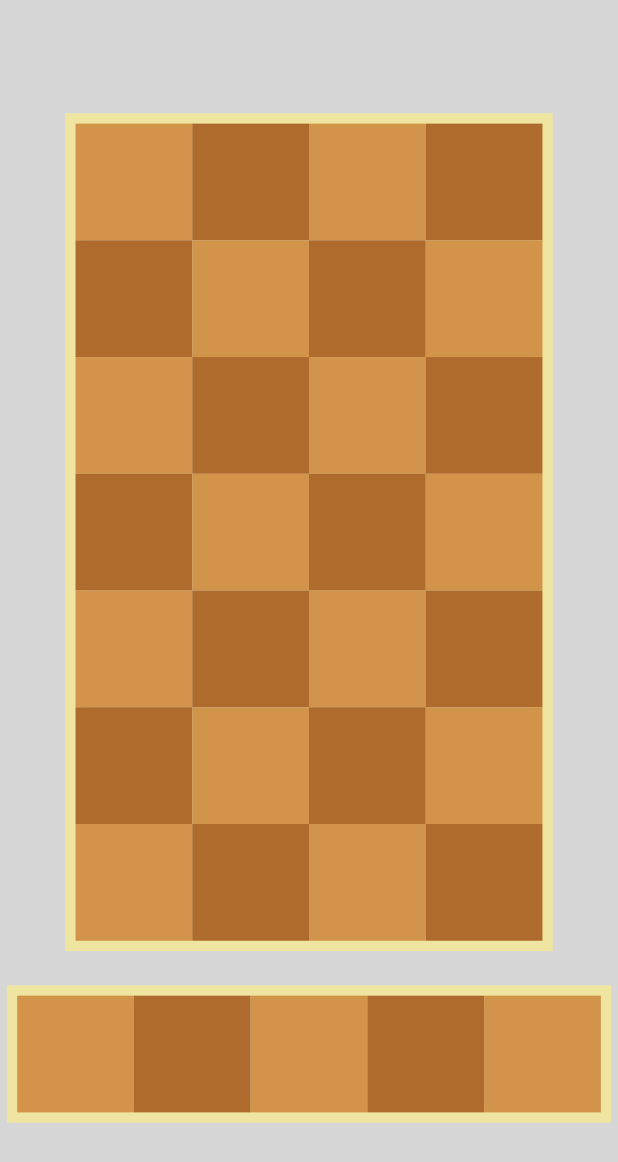
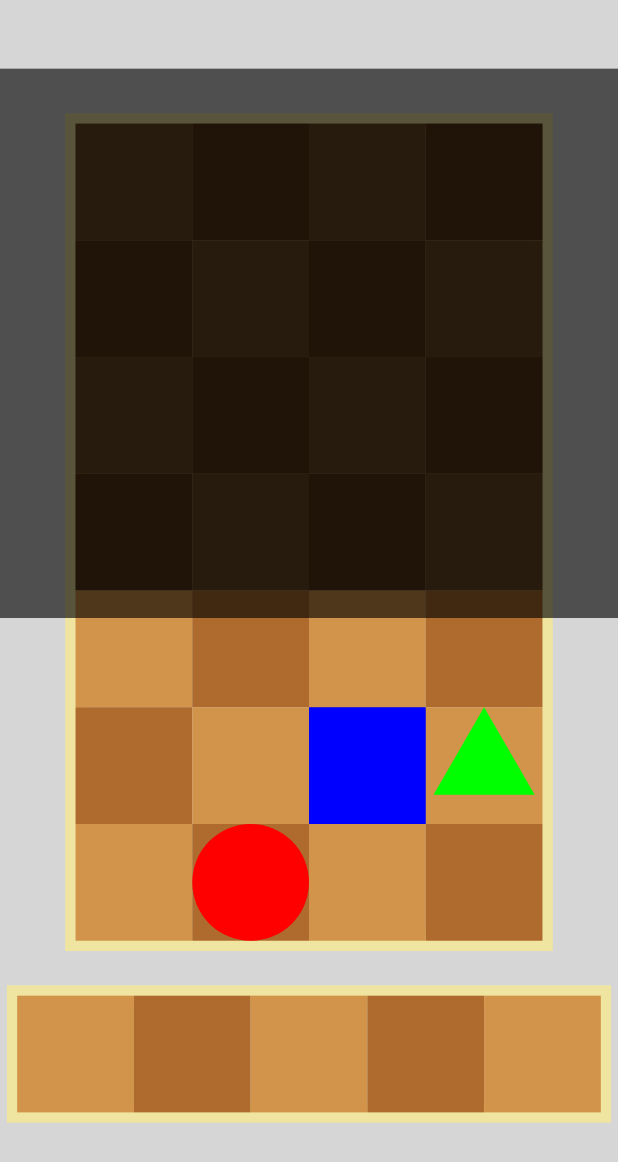
Before and after one commit to L2KnMn/2025SPGP_POLYBATTLER, an Android app: the GameActivity screen opened directly, with no data from a screen before it, on a phone screen of 412 x 824 dp. Shown: the top 1162 px of the screen. Run offline under Robolectric (Android 15) with nearby library versions, the phone set to English and light mode, and no system bars.

Commit message:
상점 일부 기능 및 맵에 비활성화 구역 기능 추가

```diff
--- a/PolyBattler/app/src/main/java/kr/ac/tukorea/ge/lkm/polybattler/Boardmap.java
+++ b/PolyBattler/app/src/main/java/kr/ac/tukorea/ge/lkm/polybattler/Boardmap.java
@@ -11,6 +11,7 @@ public class Boardmap implements IGameObject {
     final private int width;
     final private int height;
     private IGameObject[][] board;
+    private boolean[][] boardState;
     private IGameObject[] bench;
     final private int benchSize;
     final private Position startBenchLeftTop;
@@ -19,6 +20,7 @@ public class Boardmap implements IGameObject {
     private final RectF tileRect;
     private final Paint paintLight;
     private final Paint paintDark;
+    private final Paint paintFilter;
 
     private Transform predictPoint;
     private Paint predictRectPaint;
@@ -53,6 +55,15 @@ public class Boardmap implements IGameObject {
                 startBenchLeftTop.x + tileRect.width() * benchSize,
                 startBenchLeftTop.y + tileRect.height());
 
+        boardState = new boolean[width][height];
+        for (int i = 0; i < width; i++) {
+            for (int j = 0; j < height-3; j++) {
+                boardState[i][j] = false;
+            }
+            for (int j = height-3; j < height; j++) {
+                boardState[i][j] = true;
+            }
+        }
         board = new IGameObject[width][height];
         bench = new IGameObject[benchSize];
 
@@ -63,6 +74,10 @@ public class Boardmap implements IGameObject {
         paintDark = new Paint();
         paintDark.setColor(0xffAE6B2D);
         paintDark.setStyle(Paint.Style.FILL);
+
+        paintFilter = new Paint();
+        paintFilter.setColor(0x80000000);
+        paintFilter.setStyle(Paint.Style.FILL);
 
         predictPoint = new Transform(this);
         predictPoint.setSize(length/2);
@@ -82,6 +97,7 @@ public class Boardmap implements IGameObject {
     @Override
     public void draw(Canvas canvas) {
         // 드로잉 로직
+        // 맵 그림
         canvas.drawRect(dstRect, predictRectPaint);
         for (int i = 0; i < width; i++) {
             for (int j = 0; j < height; j++) {
@@ -93,8 +109,12 @@ public class Boardmap implements IGameObject {
                 }else{
                     canvas.drawRect(tileRect, paintDark);
                 }
+                if(!boardState[i][j]){
+                    canvas.drawRect(tileRect, paintFilter);
+                }
             }
         }
+        // 벤치 그림
         canvas.drawRect(benchRect, predictRectPaint);
         for (int i = 0; i < benchSize; i++) {
             float sx = startBenchLeftTop.x + i * tileRect.width();
@@ -106,6 +126,7 @@ public class Boardmap implements IGameObject {
                 canvas.drawRect(tileRect, paintDark);
             }
         }
+        // 짚는 물체 예상 위치 그림
         if(floatObjectOn){
             if(isSettable(predictPoint.getPosition().x, predictPoint.getPosition().y)){
                 canvas.drawRect(predictPoint.getRect(), predictRectPaint);
@@ -375,7 +396,10 @@ public class Boardmap implements IGameObject {
         if(dstRect.contains(x, y)){
             int width = getWidth(x);
             int height = getHeight(y);
-            return (board[width][height] == null);
+            if(boardState[width][height])
+                return (board[width][height] == null);
+            else
+                return false;
         }else if(benchRect.contains(x, y)){
             int width = getIndex(x, y);
             return (bench[width] == null);
--- a/PolyBattler/app/src/main/java/kr/ac/tukorea/ge/lkm/polybattler/GameView.java
+++ b/PolyBattler/app/src/main/java/kr/ac/tukorea/ge/lkm/polybattler/GameView.java
@@ -53,21 +53,21 @@ public class GameView extends View implements Choreographer.FrameCallback {
         shop = new Shop();
         gameObjects.add(shop);
 
-        //float size = boardmap.getTileSize() / 2;
-//        Polyman polyman = new Polyman(ShapeType.CIRCLE, ColorType.RED);
-//        polyman.transform.setSize(size);
-//        boardmap.setObjectOnTile(polyman.transform, 1, 6);
-//        gameObjects.add(polyman);
-//
-//        Polyman polyman2 = new Polyman(ShapeType.RECTANGLE, ColorType.BLUE);
-//        polyman2.transform.setSize(size);
-//        boardmap.setObjectOnTile(polyman2.transform, 2, 5);
-//        gameObjects.add(polyman2);
-//
-//        Polyman polyman3 = new Polyman(ShapeType.TRIANGLE, ColorType.GREEN);
-//        polyman3.transform.setSize(size);
-//        boardmap.setObjectOnTile(polyman3.transform, 3, 5);
-//        gameObjects.add(polyman3);
+        float size = boardmap.getTileSize() / 2;
+        Polyman polyman = new Polyman(ShapeType.CIRCLE, ColorType.RED);
+        polyman.transform.setSize(size);
+        boardmap.setObjectOnTile(polyman.transform, 1, 6);
+        gameObjects.add(polyman);
+
+        Polyman polyman2 = new Polyman(ShapeType.RECTANGLE, ColorType.BLUE);
+        polyman2.transform.setSize(size);
+        boardmap.setObjectOnTile(polyman2.transform, 2, 5);
+        gameObjects.add(polyman2);
+
+        Polyman polyman3 = new Polyman(ShapeType.TRIANGLE, ColorType.GREEN);
+        polyman3.transform.setSize(size);
+        boardmap.setObjectOnTile(polyman3.transform, 3, 5);
+        gameObjects.add(polyman3);
 
         scheduleUpdate();
     }
@@ -124,9 +124,11 @@ public class GameView extends View implements Choreographer.FrameCallback {
             // Log.d(TAG, "Event=" + event.getAction() + " x=" + pointsBuffer[0] + " y=" + pointsBuffer[1]);
             // check the clicked object
             boardmap.setOnPredictPoint(pointsBuffer[0], pointsBuffer[1]);
+            shop.SetActive(false);
             return true;
         case MotionEvent.ACTION_UP:
             boardmap.setOffPredictPoint(pointsBuffer[0], pointsBuffer[1]);
+            shop.SetActive(true);
             return true;
         case MotionEvent.ACTION_MOVE:
             // Log.d(TAG, "Event=" + event.getAction());
--- a/PolyBattler/app/src/main/java/kr/ac/tukorea/ge/lkm/polybattler/Shop.java
+++ b/PolyBattler/app/src/main/java/kr/ac/tukorea/ge/lkm/polybattler/Shop.java
@@ -7,8 +7,19 @@ import android.util.Log;
 
 public class Shop implements IGameObject {
     boolean active;
+    private RectF backboard;
+    private Paint backboardPaint;
     public Shop() {
         active = true;
+
+        backboard = new RectF();
+        backboard.left = 0;
+        backboard.top = 0;
+        backboard.right = Metrics.SCREEN_WIDTH;
+        backboard.bottom = Metrics.SCREEN_HEIGHT / 2;
+
+        backboardPaint = new Paint();
+        backboardPaint.setColor(0xa0000000);
     }
     @Override
     public boolean isActive() {
@@ -29,9 +40,9 @@ public class Shop implements IGameObject {
     public void draw(Canvas canvas) {
         // 드로잉 로직
         if (active) {
-
+            canvas.drawRect(backboard, backboardPaint);
         }else{
-
+            //canvas.drawRect(backboard, backboardPaint);
         }
     }
     @Override
```
